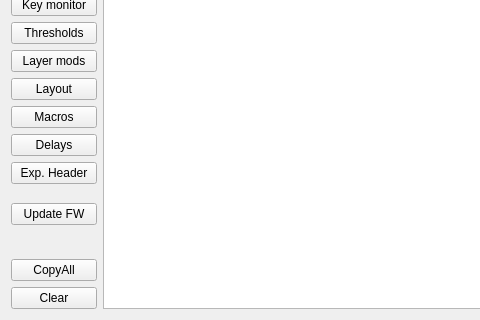
Before: the Qt Designer form FlightController/FlightController.ui in dmaone/CommonSense, drawn with Qt 5; both pictures show x 0 to 480 and y 140 to 460 of the 606 by 460 pixel window.
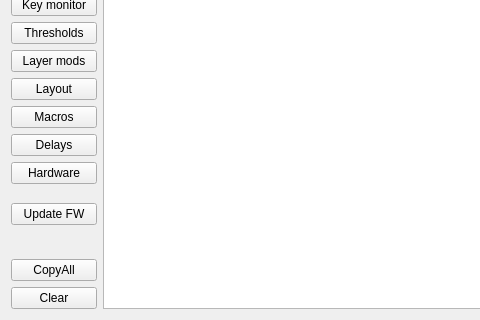
After: the same form once the commit is applied. Custom widgets are drawn as their Qt base class.

Patch:
```diff
--- a/FlightController/FlightController.ui
+++ b/FlightController/FlightController.ui
@@ -137,7 +137,7 @@
       <item row="16" column="0">
        <widget class="QPushButton" name="expButton">
         <property name="text">
-         <string>Exp. Header</string>
+         <string>Hardware</string>
         </property>
        </widget>
       </item>
```
